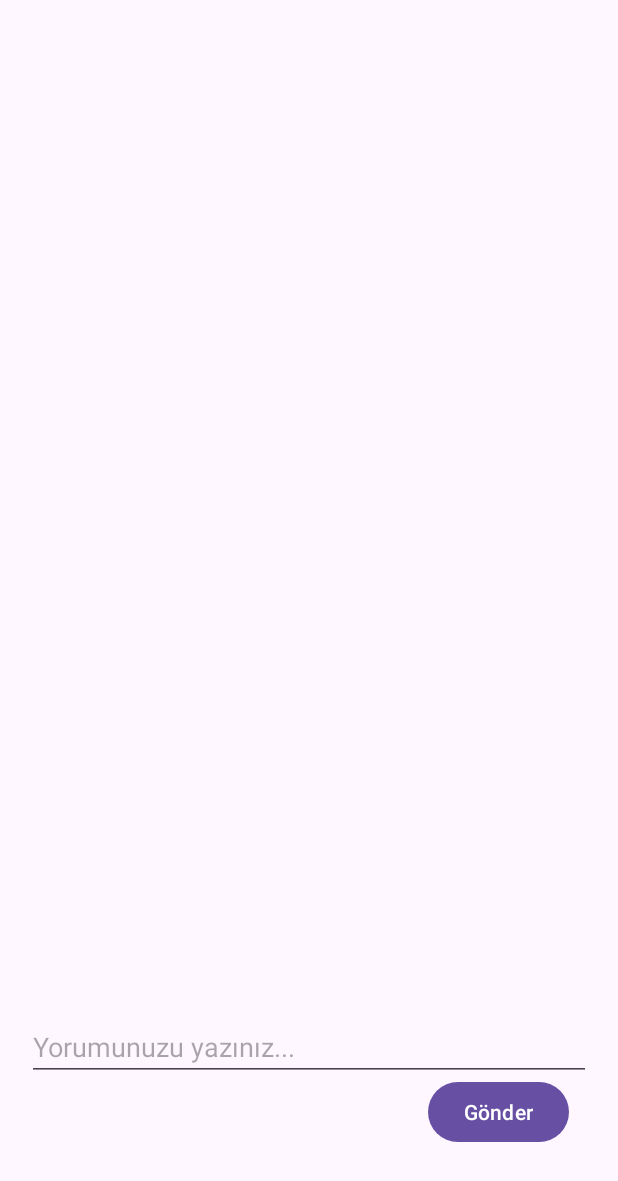
After one commit to SimgeSevincer/ProjectFinal, an Android app: the PostDetailFragment screen opened through its navigation route, on a phone screen of 412 x 824 dp. The commit adds this screen. Shown: the top 1181 px of the screen. Run offline under Robolectric (Android 15) with nearby library versions, the phone set to English and light mode, and no system bars; our stand-ins replace Firebase (no records; nobody signed in at launch, a user with empty details on screens opened directly), Picasso; pictures from the network do not load.

Commit message:
Comment initial

```diff
--- a/app/build.gradle.kts
+++ b/app/build.gradle.kts
@@ -2,6 +2,7 @@ plugins {
     id("com.android.application")
     id("org.jetbrains.kotlin.android")
     id("com.google.gms.google-services")
+    id ("kotlin-parcelize")
 }
 
 android {
--- a/app/src/main/java/com/example/tasarmprojesi/ArticleFragment.kt
+++ b/app/src/main/java/com/example/tasarmprojesi/ArticleFragment.kt
@@ -5,12 +5,10 @@ import android.view.LayoutInflater
 import android.view.View
 import android.view.ViewGroup
 import androidx.fragment.app.Fragment
-import androidx.navigation.fragment.NavHostFragment.Companion.findNavController
 import androidx.navigation.fragment.findNavController
 import androidx.recyclerview.widget.LinearLayoutManager
 import com.example.tasarmprojesi.adapter.ArticleAdapter
 import com.example.tasarmprojesi.databinding.FragmentArticleBinding
-import com.example.tasarmprojesi.model.Article
 import com.example.tasarmprojesi.model.ArticleData
 import com.google.android.material.bottomnavigation.BottomNavigationView
 
--- /dev/null
+++ b/app/src/main/java/com/example/tasarmprojesi/PostDetailFragment.kt
@@ -0,0 +1,114 @@
+package com.example.tasarmprojesi
+
+import android.os.Bundle
+import androidx.fragment.app.Fragment
+import android.view.LayoutInflater
+import android.view.View
+import android.view.ViewGroup
+import android.widget.Toast
+import androidx.recyclerview.widget.LinearLayoutManager
+import com.example.tasarmprojesi.adapter.CommentsAdapter
+import com.example.tasarmprojesi.databinding.FragmentPostDetailBinding
+import com.example.tasarmprojesi.model.Comment
+import com.example.tasarmprojesi.model.Post
+import com.google.firebase.auth.FirebaseAuth
+import com.google.firebase.firestore.FirebaseFirestore
+import com.squareup.picasso.Picasso
+
+class PostDetailFragment : Fragment() {
+    private var _binding: FragmentPostDetailBinding? = null
+    private val binding get() = _binding!!
+    private lateinit var commentsAdapter: CommentsAdapter
+    private val db = FirebaseFirestore.getInstance()
+
+    override fun onCreateView(
+        inflater: LayoutInflater, container: ViewGroup?,
+        savedInstanceState: Bundle?
+    ): View? {
+        _binding = FragmentPostDetailBinding.inflate(inflater, container, false)
+        return binding.root
+    }
+
+    override fun onViewCreated(view: View, savedInstanceState: Bundle?) {
+        super.onViewCreated(view, savedInstanceState)
+
+        // Post detaylarını al ve göster
+        val post = arguments?.getParcelable<Post>("post")
+        displayPostDetails(post)
+
+        // RecyclerView setup
+        setupRecyclerView()
+
+        // Yorumları yükle
+        post?.id?.let { loadComments(it) }
+
+        // Yorum gönderme butonunun click listener'ını ayarla
+        binding.sendCommentButton.setOnClickListener {
+            val commentText = binding.commentEditText.text.toString()
+            if (commentText.isNotEmpty()) {
+                post?.id?.let {
+                    sendComment(it, commentText)
+                    binding.commentEditText.text.clear()
+                }
+            }
+        }
+    }
+
+    private fun displayPostDetails(post: Post?) {
+        binding.textViewDetail.text = post?.comment
+        post?.downloadUrl?.let { url ->
+            Picasso.get().load(url).into(binding.imageViewDetail)
+        }
+    }
+
+    private fun setupRecyclerView() {
+        commentsAdapter = CommentsAdapter(listOf())
+        binding.commentsRecyclerView.apply {
+            layoutManager = LinearLayoutManager(context)
+            adapter = commentsAdapter
+        }
+    }
+
+    private fun loadComments(postId: String) {
+        db.collection("Posts").document(postId).collection("Comments")
+            .orderBy("timestamp")
+            .addSnapshotListener { value, error ->
+                if (error != null) {
+                    // Log error or show to the user
+                    return@addSnapshotListener
+                }
+                val comments = value?.map { document ->
+                    document.toObject(Comment::class.java)
+                } ?: listOf()
+                commentsAdapter.setComments(comments)
+            }
+    }
+
+    private fun sendComment(postId: String, commentText: String) {
+        // Mevcut oturum açmış kullanıcının e-posta adresini al
+        val userEmail = FirebaseAuth.getInstance().currentUser?.email
+
+        userEmail?.let { email ->
+            val newComment = hashMapOf(
+                "userEmail" to email,
+                "text" to commentText,
+                "timestamp" to System.currentTimeMillis()
+            )
+            db.collection("Posts").document(postId).collection("Comments").add(newComment)
+                .addOnSuccessListener {
+                    Toast.makeText(requireContext(), "Yorum gönderildi!", Toast.LENGTH_SHORT).show()
+
+                }
+                .addOnFailureListener {
+                    Toast.makeText(requireContext(), "Yorum gönderilemedi :(", Toast.LENGTH_SHORT).show()
+
+                }
+        }
+    }
+
+
+    override fun onDestroyView() {
+        super.onDestroyView()
+        _binding = null
+    }
+}
--- a/app/src/main/java/com/example/tasarmprojesi/adapter/ProfilRecylerAdapter.kt
+++ b/app/src/main/java/com/example/tasarmprojesi/adapter/ProfilRecylerAdapter.kt
@@ -21,7 +21,7 @@ class ProfilRecylerAdapter (private  val profilpostList : ArrayList<Post>) : Rec
     }
 
     override fun onBindViewHolder(holder: ProfilpostHolder, position: Int) {
-        holder.binding.textView25.text=profilpostList.get(position).email
+        holder.binding.textView25.text=profilpostList.get(position).userEmail
         holder.binding.textView28.text=profilpostList.get(position).comment
         Picasso.get().load(profilpostList.get(position).downloadUrl).into(holder.binding.imageView25)
     }
--- /dev/null
+++ b/app/src/main/res/layout/fragment_post_detail.xml
@@ -0,0 +1,74 @@
+<?xml version="1.0" encoding="utf-8"?>
+<androidx.constraintlayout.widget.ConstraintLayout xmlns:android="http://schemas.android.com/apk/res/android"
+    xmlns:app="http://schemas.android.com/apk/res-auto"
+    xmlns:tools="http://schemas.android.com/tools"
+    android:layout_width="match_parent"
+    android:layout_height="match_parent"
+    android:padding="16dp">
+
+    <!-- Post Resmi -->
+
+    <!-- Post Metni -->
+    <ImageView
+        android:id="@+id/imageViewDetail"
+        android:layout_width="match_parent"
+        android:layout_height="200dp"
+        android:layout_marginTop="4dp"
+        android:scaleType="centerCrop"
+        app:layout_constraintEnd_toEndOf="parent"
+        app:layout_constraintStart_toStartOf="parent"
+        app:layout_constraintTop_toTopOf="parent" />
+
+
+    <!-- Yorum Yapma Alanı -->
+
+    <!-- Yorum Gönder Butonu -->
+
+    <TextView
+        android:id="@+id/textViewDetail"
+        android:layout_width="match_parent"
+        android:layout_height="wrap_content"
+        android:layout_marginTop="8dp"
+        android:text="Post Metni Burada"
+        android:textSize="16sp"
+        app:layout_constraintBottom_toTopOf="@+id/commentsRecyclerView"
+        app:layout_constraintEnd_toEndOf="parent"
+        app:layout_constraintStart_toStartOf="parent"
+        app:layout_constraintTop_toBottomOf="@id/imageViewDetail"
+        app:layout_constraintVertical_bias="0.388" />
+
+    <androidx.recyclerview.widget.RecyclerView
+        android:id="@+id/commentsRecyclerView"
+        android:layout_width="386dp"
+        android:layout_height="314dp"
+        android:layout_marginTop="66dp"
+        app:layout_constraintEnd_toEndOf="parent"
+        app:layout_constraintHorizontal_bias="0.481"
+        app:layout_constraintStart_toStartOf="parent"
+        app:layout_constraintTop_toBottomOf="@+id/imageViewDetail" />
+
+    <EditText
+        android:id="@+id/commentEditText"
+        android:layout_width="0dp"
+        android:layout_height="wrap_content"
+        android:layout_marginTop="364dp"
+        android:hint="Yorumunuzu yazınız..."
+        app:layout_constraintEnd_toEndOf="parent"
+        app:layout_constraintStart_toStartOf="parent"
+        app:layout_constraintTop_toBottomOf="@id/textViewDetail" />
+
+    <Button
+        android:id="@+id/sendCommentButton"
+        android:layout_width="wrap_content"
+        android:layout_height="wrap_content"
+        android:text="Gönder"
+        app:layout_constraintBottom_toBottomOf="parent"
+        app:layout_constraintEnd_toEndOf="parent"
+        app:layout_constraintHorizontal_bias="0.949"
+        app:layout_constraintStart_toStartOf="parent"
+        app:layout_constraintTop_toBottomOf="@+id/commentEditText" />
+
+    <!-- Yorumlar Listesi -->
+
+
+</androidx.constraintlayout.widget.ConstraintLayout>
--- a/app/src/main/res/navigation/nav_graph.xml
+++ b/app/src/main/res/navigation/nav_graph.xml
@@ -100,6 +100,9 @@
         <action
             android:id="@+id/action_postFragment_to_postAtmaFragment"
             app:destination="@id/postAtmaFragment" />
+        <action
+            android:id="@+id/action_postFragment_to_postDetailFragment"
+            app:destination="@id/postDetailFragment" />
     </fragment>
     <fragment
         android:id="@+id/profileFragment"
@@ -124,4 +127,9 @@
             android:id="@+id/action_postAtmaFragment_to_postFragment"
             app:destination="@id/postFragment" />
     </fragment>
+    <fragment
+        android:id="@+id/postDetailFragment"
+        android:name="com.example.tasarmprojesi.PostDetailFragment"
+        android:label="fragment_post_detail" />
+
 </navigation>
```
Also changed, not shown: app/src/main/java/com/example/tasarmprojesi/PostFragment.kt (+53 -67 lines), app/src/main/java/com/example/tasarmprojesi/ProfileFragment.kt (+52 -66 lines), app/src/main/java/com/example/tasarmprojesi/adapter/CommentsAdapter.kt (added, +30 -0 lines), app/src/main/java/com/example/tasarmprojesi/adapter/FeedRecylerAdapter.kt (+18 -13 lines), app/src/main/java/com/example/tasarmprojesi/model/Comment.kt (added, +9 -0 lines), app/src/main/java/com/example/tasarmprojesi/model/Post.kt (+12 -1 lines), app/src/main/res/layout/comment_row.xml (added, +21 -0 lines).
